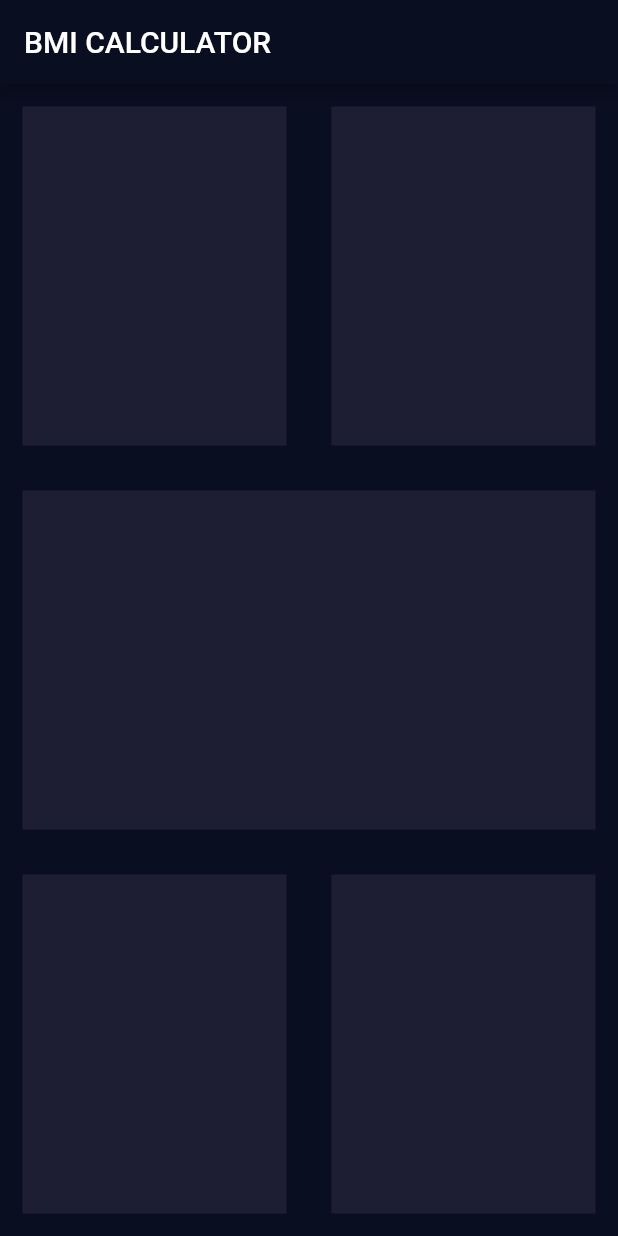
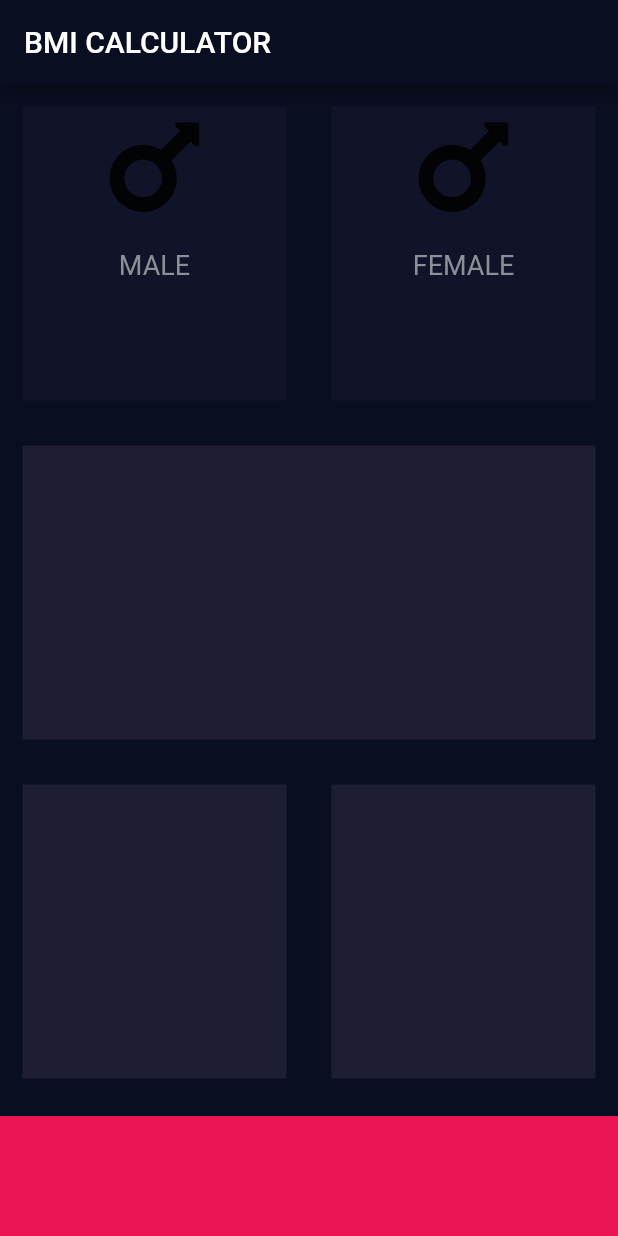
Before and after one commit to ogomegbunam/bmi, a Flutter app: the screen it shows after launch, on a phone screen of 412 x 824 dp. Run offline on Flutter 3.47's test engine with Material 2 defaults, Android fonts, the phone set to English and light mode, and no system bars; our stand-ins replace font_awesome_flutter.

```diff
--- /dev/null
+++ b/lib/Icon_Content.dart
@@ -0,0 +1,30 @@
+import 'package:flutter/material.dart';
+
+class IconContent extends StatelessWidget {
+  IconContent({this.icon , this.label});
+
+  final IconData icon;
+  final String label;
+
+  @override
+  Widget build(BuildContext context) {
+    return Column(
+      children: <Widget>[
+        Icon(
+          icon ,
+          size: 80.0 ,
+        ) ,
+        SizedBox(
+          height: 15.0 ,
+        ) ,
+        Text(
+          label ,
+          style: TextStyle(
+            fontSize: 18.0 ,
+            color: Color(0xFF8D8E98) ,
+          ) ,
+        ) ,
+      ] ,
+    );
+  }
+}
--- /dev/null
+++ b/lib/Reusable_Card.dart
@@ -0,0 +1,19 @@
+import 'package:flutter/material.dart';
+
+class ReusableCard extends StatelessWidget {
+  ReusableCard({@required this.colour, this.cardChild});
+
+  final Color colour;
+  final Widget cardChild;
+
+  @override
+  Widget build(BuildContext context) {
+    return Container(
+      child: cardChild,
+      margin: EdgeInsets.all(15.0),
+      decoration: BoxDecoration(
+        color: colour,
+      ),
+    );
+  }
+}
--- a/lib/inputPage.dart
+++ b/lib/inputPage.dart
@@ -1,4 +1,17 @@
 import 'package:flutter/material.dart';
+import 'package:font_awesome_flutter/font_awesome_flutter.dart';
+import 'Reusable_Card.dart';
+import 'Icon_Content.dart';
+
+const bottomContainerHeight = 80.0;
+const inactiveContainerColor = Color(0xFF111328);
+const activeContainerColor = Color(0xFF1D1E33);
+const bottomContainerColor = Color(0xFFEB1555);
+
+enum Gender {
+  male,
+  female,
+}
 
 class InputPage extends StatefulWidget {
   @override
@@ -6,6 +19,8 @@ class InputPage extends StatefulWidget {
 }
 
 class _InputPageState extends State<InputPage> {
+  Gender selectedGender;
+
   @override
   Widget build(BuildContext context) {
     return Scaffold(
@@ -18,45 +33,70 @@ class _InputPageState extends State<InputPage> {
             child: Row(
               children: <Widget>[
                 Expanded(
-                  child: ReuasableCard(),
+                  child: GestureDetector(
+                    onTap: () {
+                      setState(
+                        () {
+                          selectedGender = Gender.male;
+                        },
+                      );
+                    },
+                    child: ReusableCard(
+                        colour: selectedGender == Gender.male ? activeContainerColor: inactiveContainerColor,
+                        cardChild: IconContent(
+                          icon: FontAwesomeIcons.mars,
+                          label: 'MALE',
+                        )),
+                  ),
                 ),
                 Expanded(
-                  child: ReuasableCard(),),
+                  child: GestureDetector(
+                    onTap: () {
+                      setState(() {
+                        selectedGender = Gender.female;
+                      });
+                    },
+                    child: ReusableCard(
+                      colour: selectedGender==Gender.female ? activeContainerColor:inactiveContainerColor,
+                      cardChild: IconContent(
+                        icon: FontAwesomeIcons.mars,
+                        label: 'FEMALE',
+                      ),
+                    ),
+                  ),
+                ),
               ],
             ),
           ),
           Expanded(
-            child: ReuasableCard(),
+            child: ReusableCard(
+              colour: activeContainerColor,
+            ),
           ),
           Expanded(
             child: Row(
               children: <Widget>[
                 Expanded(
-                  child: ReuasableCard(),
+                  child: ReusableCard(
+                    colour: activeContainerColor,
+                  ),
                 ),
                 Expanded(
-                    child: ReuasableCard(),
+                  child: ReusableCard(
+                    colour: activeContainerColor,
+                  ),
                 ),
               ],
             ),
           ),
+          Container(
+            color: bottomContainerColor,
+            margin: EdgeInsets.only(top: 10.0),
+            width: double.infinity,
+            height: bottomContainerHeight,
+          )
         ],
       ),
     );
   }
 }
-
-class ReuasableCard extends StatelessWidget {
-   ReuasableCard({this.colour});
-  Color colour;
-
-  @override
-  Widget build(BuildContext context) {
-    return Container(
-      margin: EdgeInsets.all(15.0),
-      decoration: BoxDecoration(
-        color: Color(0xFF1D1E33),
-      ),
-    );
-  }
-}
--- a/pubspec.yaml
+++ b/pubspec.yaml
@@ -23,6 +23,7 @@ dependencies:
   # The following adds the Cupertino Icons font to your application.
   # Use with the CupertinoIcons class for iOS style icons.
   cupertino_icons: ^0.1.2
+  font_awesome_flutter: ^8.8.1
 
 dev_dependencies:
   flutter_test:
```
Also changed, not shown: pubspec.lock.
